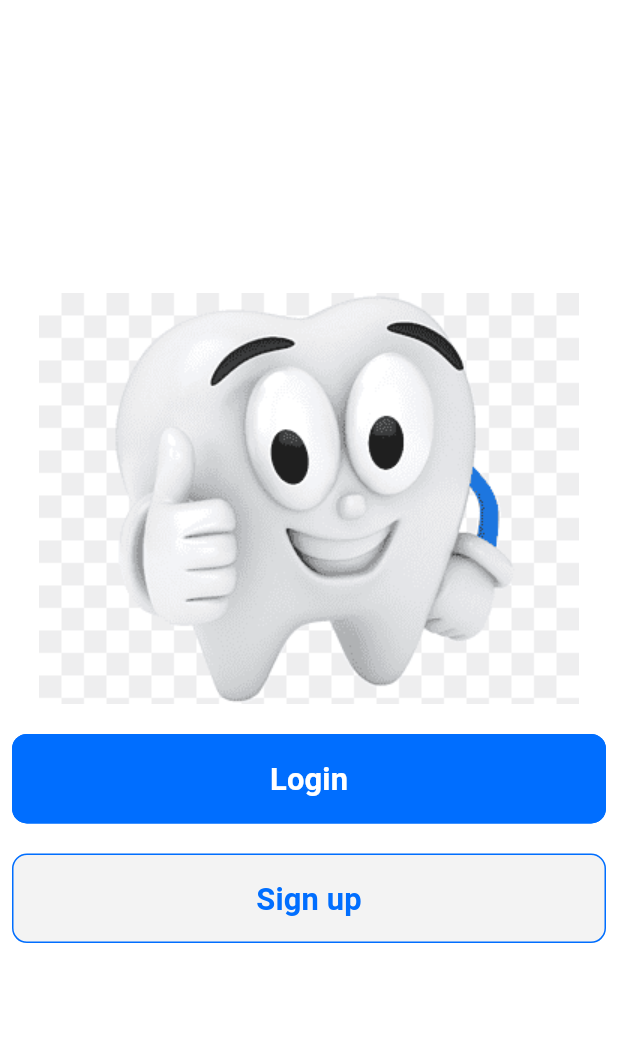
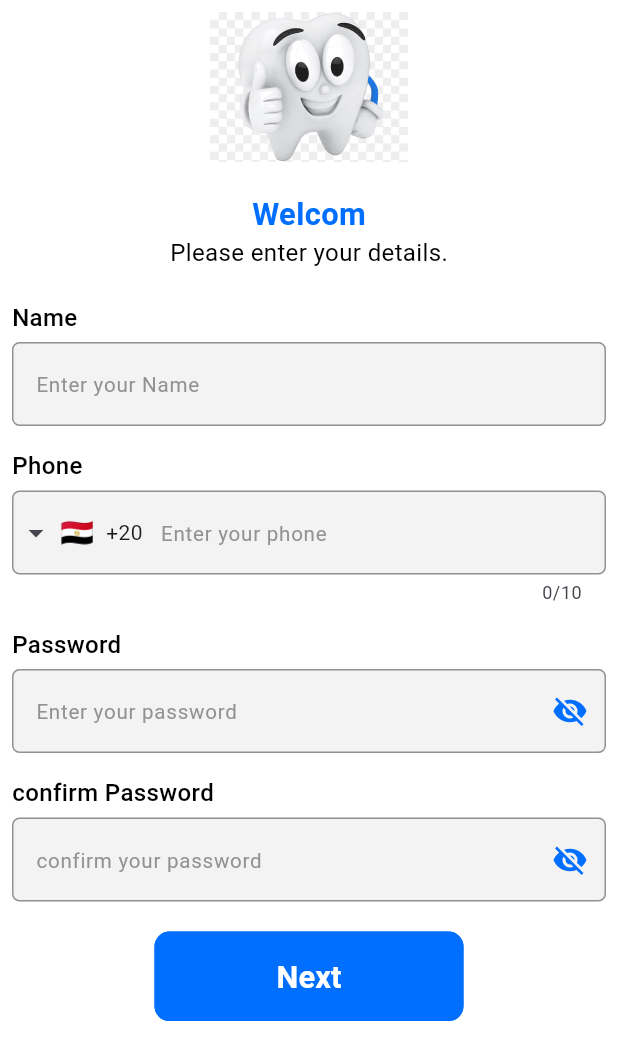
Before and after one commit to ahmedgamalfouad155/Class-One, a Flutter app: the LandingView screen opened by its route, after a tap on "Sign up", on a phone screen of 412 x 824 dp. Shown: the top 1060 px of the screen. Run offline on Flutter 3.47's test engine with Material 3 defaults, Android fonts, the light colour scheme and no system bars; drawn by our look-alikes of intl_phone_field; our stand-ins replace flutter_screenutil, go_router.

Commit message:
add login and signup ui view

```diff
--- a/lib/core/router/app_router.dart
+++ b/lib/core/router/app_router.dart
@@ -1,4 +1,7 @@
 import 'package:go_router/go_router.dart';
+import 'package:sinna/features/auth/presentation/view/login_view.dart';
+import 'package:sinna/features/auth/presentation/view/signup_view.dart';
+import 'package:sinna/features/auth/presentation/view/widgets/finishing_signup.dart';
 import 'package:sinna/features/landing/presentation/views/landing_view.dart';
 import 'package:sinna/features/landing/presentation/views/language_and_mode_view.dart';
 import 'package:sinna/features/splash/splash._view.dart';
@@ -7,6 +10,9 @@ abstract class AppRouter {
   static const String klangageAndModeView = '/langaugeAndModeView';
   static const String klandingView = '/landingView';
   static String kSignUpView = '/signUpView';
+  static String kLogInView = '/logInView';
+  static String kfinishingSignUpView = '/finishingSignUpView';
+  static String kNavBarView = '/navBarView';
 
   static final router = GoRouter(
     routes: [
@@ -15,10 +21,11 @@ abstract class AppRouter {
         path: klangageAndModeView,
         builder: (context, state) => LanguageAndModeView(),
       ),
-      GoRoute(
-        path: klandingView,
-        builder: (context, state) => LandingView(),
-      ),
+      GoRoute(path: klandingView, builder: (context, state) => LandingView()),
+      GoRoute(path: kLogInView, builder: (context, state) => LoginView()),
+      GoRoute(path: kSignUpView, builder: (context, state) => SignupView()),
+      GoRoute(path: kfinishingSignUpView, builder: (context, state) => FinishingSignup()),
+      // GoRoute(path: kNavBarView, builder: (context, state) => NavBarView()),
     ],
   );
 }
--- a/lib/core/theme/styles.dart
+++ b/lib/core/theme/styles.dart
@@ -5,32 +5,32 @@ import 'package:sinna/core/theme/colors.dart';
 abstract class AppStyles {
   static TextStyle textStyle18(BuildContext context) => TextStyle(
     fontSize: 18.sp,
-    fontWeight: FontWeight.w400,
-    color: context.appColors.browen,
+    fontWeight: FontWeight.bold,
+    color: context.appColors.blue,
   );
 
   static TextStyle textStyle20(BuildContext context) => TextStyle(
     fontSize: 20.sp,
     fontWeight: FontWeight.w400,
-    color: context.appColors.browen,
+    color: context.appColors.black,
   );
 
   static TextStyle textStyle14(BuildContext context) => TextStyle(
     fontSize: 14.sp,
     fontWeight: FontWeight.w400,
-    color: context.appColors.browen,
+    color: context.appColors.black,
   );
 
   static TextStyle textStyle16(BuildContext context) => TextStyle(
     fontSize: 16.sp,
     fontWeight: FontWeight.w400,
-    color: context.appColors.browen,
+    color: context.appColors.black,
   );
 
   static TextStyle textStyle24(BuildContext context) => TextStyle(
     fontSize: 24.sp,
     fontWeight: FontWeight.w700,
-    color: context.appColors.browen,
+    color: context.appColors.black,
   );
 
   static TextStyle textStyle12(BuildContext context) => TextStyle(
@@ -42,6 +42,6 @@ abstract class AppStyles {
   static TextStyle textStyle22(BuildContext context) => TextStyle(
     fontSize: 22.sp,
     fontWeight: FontWeight.w700,
-    color: context.appColors.blue,
+    color: context.appColors.black,
   );
 }
--- a/lib/core/widgets/custom_text_field_widget.dart
+++ b/lib/core/widgets/custom_text_field_widget.dart
@@ -1,57 +1,45 @@
-// import 'package:flutter/material.dart';
+import 'package:flutter/material.dart';
+import 'package:sinna/core/theme/colors.dart';
+import 'package:sinna/core/theme/styles.dart';
 
-// class CustomTextFormFieldWidget extends StatelessWidget {
-//   const CustomTextFormFieldWidget({
-//     super.key,
-//     required this.hintText,
-//     this.controller,
-//     this.keyboardType,
-//   });
+class CustomTextFieldWidget extends StatelessWidget {
+  const CustomTextFieldWidget({
+    super.key,
+    required this.hintText,
+    this.controller,
+    this.keyboardType,
+  });
 
-//   final String hintText;
-//   final TextEditingController? controller;
-//   final TextInputType? keyboardType;
+  final String hintText;
+  final TextEditingController? controller;
+  final TextInputType? keyboardType;
 
-//   @override
-//   Widget build(BuildContext context) {
-//     return BlocBuilder<PasswordVisibilityCubit, bool>(
-//       builder: (context, isHidden) {
-//         return TextFormField(
-//           obscureText: isHidden,
-//           keyboardType: keyboardType,
-//           controller: controller,
-//           cursorColor: context.appColors.teal,
-//           validator: (value) {
-//             if (value == null || value.isEmpty) {
-//               return '${S.of(context).pleaseEnterYour} $hintText';
-//             }
-//             return null;
-//           },
-//           decoration: InputDecoration(
-//             hintText: hintText,
-//             hintStyle: AppStyles.textStyle16Teal(context),
-//             fillColor: context.appColors.offWhite,
-//             filled: true,
-//             suffixIcon: IconButton(
-//               icon: Icon(
-//                 isHidden ? Icons.visibility_off : Icons.visibility,
-//                 color: context.appColors.teal,
-//               ),
-//               onPressed: () {
-//                 context.read<PasswordVisibilityCubit>().toggleVisibility();
-//               },
-//             ),
-//             enabledBorder: OutlineInputBorder(
-//               borderRadius: BorderRadius.circular(5),
-//               borderSide: BorderSide(color: context.appColors.teal),
-//             ),
-//             focusedBorder: OutlineInputBorder(
-//               borderRadius: BorderRadius.circular(5),
-//               borderSide: BorderSide(color: context.appColors.teal),
-//             ),
-//           ),
-//         );
-//       },
-//     );
-//   }
-// }
+  @override
+  Widget build(BuildContext context) {
+    return TextFormField(
+      keyboardType: keyboardType,
+      controller: controller,
+      cursorColor: context.appColors.blue,
+      validator: (value) {
+        if (value == null || value.isEmpty) {
+          // return '${S.of(context).pleaseEnterYour} $hintText';
+        }
+        return null;
+      },
+      decoration: InputDecoration(
+        hintText: hintText,
+        hintStyle: AppStyles.textStyle12(context),
+        fillColor: context.appColors.offWhite,
+        filled: true,
+        enabledBorder: OutlineInputBorder(
+          borderRadius: BorderRadius.circular(5),
+          borderSide: BorderSide(color: context.appColors.grey),
+        ),
+        focusedBorder: OutlineInputBorder(
+          borderRadius: BorderRadius.circular(5),
+          borderSide: BorderSide(color: context.appColors.blue),
+        ),
+      ),
+    );
+  }
+}
--- a/lib/core/widgets/custom_textformfield_widget.dart
+++ b/lib/core/widgets/custom_text_form_field_widget.dart
@@ -2,8 +2,8 @@ import 'package:flutter/material.dart';
 import 'package:sinna/core/theme/colors.dart';
 import 'package:sinna/core/theme/styles.dart';
 
-class CustomTextFieldWidget extends StatelessWidget {
-  const CustomTextFieldWidget({
+class CustomTextFormFieldWidget extends StatelessWidget {
+  const CustomTextFormFieldWidget({
     super.key,
     required this.hintText,
     this.controller,
@@ -17,23 +17,30 @@ class CustomTextFieldWidget extends StatelessWidget {
   @override
   Widget build(BuildContext context) {
     return TextFormField(
+      obscureText: true,
       keyboardType: keyboardType,
       controller: controller,
       cursorColor: context.appColors.blue,
       validator: (value) {
         if (value == null || value.isEmpty) {
-          // return '${S.of(context).pleaseEnterYour} $hintText';
+          return 'pleaseEnterYour $hintText';
         }
         return null;
       },
       decoration: InputDecoration(
         hintText: hintText,
-        hintStyle: AppStyles.textStyle16(context),
+        hintStyle: AppStyles.textStyle12(context),
         fillColor: context.appColors.offWhite,
         filled: true,
+        suffixIcon: IconButton(
+          icon: Icon(Icons.visibility_off, color: context.appColors.blue),
+          onPressed: () {
+            // context.read<PasswordVisibilityCubit>().toggleVisibility();
+          },
+        ),
         enabledBorder: OutlineInputBorder(
           borderRadius: BorderRadius.circular(5),
-          borderSide: BorderSide(color: context.appColors.blue),
+          borderSide: BorderSide(color: context.appColors.grey),
         ),
         focusedBorder: OutlineInputBorder(
           borderRadius: BorderRadius.circular(5),
--- /dev/null
+++ b/lib/features/auth/presentation/view/signup_view.dart
@@ -0,0 +1,11 @@
+import 'package:flutter/material.dart';
+import 'package:sinna/features/auth/presentation/view/widgets/signup_view_body.dart';
+
+class SignupView extends StatelessWidget {
+  const SignupView({super.key});
+
+  @override
+  Widget build(BuildContext context) {
+    return Scaffold(body: SignupViewBody());
+  }
+}
--- /dev/null
+++ b/lib/features/auth/presentation/view/widgets/phone_field_widget.dart
@@ -0,0 +1,69 @@
+import 'package:flutter/material.dart';
+import 'package:intl_phone_field/intl_phone_field.dart';
+import 'package:intl_phone_field/countries.dart'; // مهم!
+import 'package:sinna/core/theme/colors.dart';
+import 'package:sinna/core/theme/styles.dart';
+
+class PhoneFieldWidget extends StatelessWidget {
+  const PhoneFieldWidget({
+    super.key,
+    required this.hintText,
+    this.controller,
+    this.initialCountryCode = 'EG',
+    this.onChanged,
+  });
+
+  final String hintText;
+  final TextEditingController? controller;
+  final String initialCountryCode;
+  final Function(String)? onChanged;
+
+  @override
+  Widget build(BuildContext context) {
+    return IntlPhoneField(
+      controller: controller,
+      initialCountryCode: initialCountryCode,
+      countries: countries.where((country) {
+        const arabCountries = [
+          'EG',
+          'SA',
+          'AE',
+          'QA',
+          'KW',
+          'OM',
+          'BH',
+          'JO',
+          'IQ',
+          'LY',
+          'SY',
+          'YE',
+          'SD',
+          'DZ',
+          'MA',
+          'TN',
+          'LB',
+          'PS',
+        ];
+        return arabCountries.contains(country.code);
+      }).toList(),
+      onChanged: (phone) {
+        onChanged?.call(phone.completeNumber);
+      },
+      cursorColor: context.appColors.blue,
+      decoration: InputDecoration(
+        hintText: hintText,
+        hintStyle: AppStyles.textStyle12(context),
+        fillColor: context.appColors.offWhite,
+        filled: true,
+        enabledBorder: OutlineInputBorder(
+          borderRadius: BorderRadius.circular(5),
+          borderSide: BorderSide(color: context.appColors.grey),
+        ),
+        focusedBorder: OutlineInputBorder(
+          borderRadius: BorderRadius.circular(5),
+          borderSide: BorderSide(color: context.appColors.blue),
+        ),
+      ),
+    );
+  }
+}
--- /dev/null
+++ b/lib/features/auth/presentation/view/widgets/signup_view_body.dart
@@ -0,0 +1,89 @@
+import 'package:flutter/material.dart';
+import 'package:go_router/go_router.dart';
+import 'package:sinna/core/constants/images.dart';
+import 'package:sinna/core/router/app_router.dart';
+import 'package:sinna/core/theme/styles.dart';
+import 'package:sinna/core/utils/app_media.dart';
+import 'package:sinna/core/widgets/custom_buton.dart';
+import 'package:sinna/core/widgets/custom_text_field_widget.dart';
+import 'package:sinna/core/widgets/custom_text_form_field_widget.dart';
+import 'package:sinna/features/auth/presentation/view/widgets/phone_field_widget.dart';
+
+class SignupViewBody extends StatelessWidget {
+  const SignupViewBody({super.key});
+
+  @override
+  Widget build(BuildContext context) {
+    return SafeArea(
+      child: Padding(
+        padding: const EdgeInsets.all(8.0),
+        child: SingleChildScrollView(
+          child: Column(
+            crossAxisAlignment: CrossAxisAlignment.center,
+            children: [
+              Image.asset(AppImages.logo, height: 100),
+              const SizedBox(height: 20),
+              Text("Welcom", style: AppStyles.textStyle18(context)),
+              Text(
+                "Please enter your details.",
+                style: AppStyles.textStyle14(context),
+              ),
+              const SizedBox(height: 20),
+              Column(
+                crossAxisAlignment: CrossAxisAlignment.start,
+                children: [
+                  Text(
+                    "Name",
+                    style: AppStyles.textStyle14(
+                      context,
+                    ).copyWith(fontWeight: FontWeight.w500),
+                  ),
+                  const SizedBox(height: 5),
+                  CustomTextFieldWidget(hintText: "Enter your Name"),
+                  const SizedBox(height: 15),
+                  Text(
+                    "Phone",
+                    style: AppStyles.textStyle14(
+                      context,
+                    ).copyWith(fontWeight: FontWeight.w500),
+                  ),
+                  const SizedBox(height: 5),
+                  PhoneFieldWidget(hintText: "Enter your phone"),
+                  const SizedBox(height: 15),
+                  Text(
+                    "Password",
+                    style: AppStyles.textStyle14(
+                      context,
+                    ).copyWith(fontWeight: FontWeight.w500),
+                  ),
+                  const SizedBox(height: 5),
+                  CustomTextFormFieldWidget(hintText: "Enter your password"),
+                  const SizedBox(height: 15),
+                  Text(
+                    "confirm Password",
+                    style: AppStyles.textStyle14(
+                      context,
+                    ).copyWith(fontWeight: FontWeight.w500),
+                  ),
+                  const SizedBox(height: 5),
+                  CustomTextFormFieldWidget(
+                    hintText: "confirm your password",
+                    keyboardType: TextInputType.phone,
+                  ),
+                ],
+              ),
+              const SizedBox(height: 20),
+              CustomButon(
+                text: "Next",
+                onPressed: () {
+                  GoRouter.of(context).push(AppRouter.kfinishingSignUpView);
+                },
+                width: AppMedia.width(context) / 2,
+              ),
+            ],
+          ),
+        ),
+      ),
+    );
+  }
+}
--- a/lib/features/landing/presentation/views/widgets/landign_view_body.dart
+++ b/lib/features/landing/presentation/views/widgets/landign_view_body.dart
@@ -1,5 +1,7 @@
 import 'package:flutter/material.dart';
+import 'package:go_router/go_router.dart';
 import 'package:sinna/core/constants/images.dart';
+import 'package:sinna/core/router/app_router.dart';
 import 'package:sinna/core/theme/colors.dart';
 import 'package:sinna/core/widgets/custom_buton.dart';
 
@@ -15,11 +17,18 @@ class LandignViewBody extends StatelessWidget {
         children: [
           Image.asset(AppImages.logo),
           const SizedBox(height: 20),
-          CustomButon(text: "Login", onPressed: () {}),
+          CustomButon(
+            text: "Login",
+            onPressed: () {
+              GoRouter.of(context).push(AppRouter.kLogInView);
+            },
+          ),
           const SizedBox(height: 20),
           CustomButon(
             text: "Sign up",
-            onPressed: () {},
+            onPressed: () {
+              GoRouter.of(context).push(AppRouter.kSignUpView);
+            },
             bacgrouncColor: context.appColors.offWhite,
             textColor: context.appColors.blue,
           ),
--- a/pubspec.yaml
+++ b/pubspec.yaml
@@ -17,6 +17,7 @@ dependencies:
   flutter_bloc: ^9.1.1
   flutter_screenutil: ^5.9.3
   go_router: ^16.0.0
+  intl_phone_field: ^3.2.0
 
 dev_dependencies:
   flutter_lints: ^5.0.0
```
Also changed, not shown: lib/features/auth/presentation/view/login_view.dart (added, +13 -0 lines), lib/features/auth/presentation/view/widgets/finishing_signup.dart (added, +82 -0 lines), lib/features/auth/presentation/view/widgets/having_account_and_forget_password_loing_text_widget.dart (added, +48 -0 lines), lib/features/auth/presentation/view/widgets/login_view_body.dart (added, +39 -0 lines), lib/features/auth/presentation/view/widgets/phone_and_password_fields_login_widget.dart (added, +37 -0 lines), pubspec.lock.
